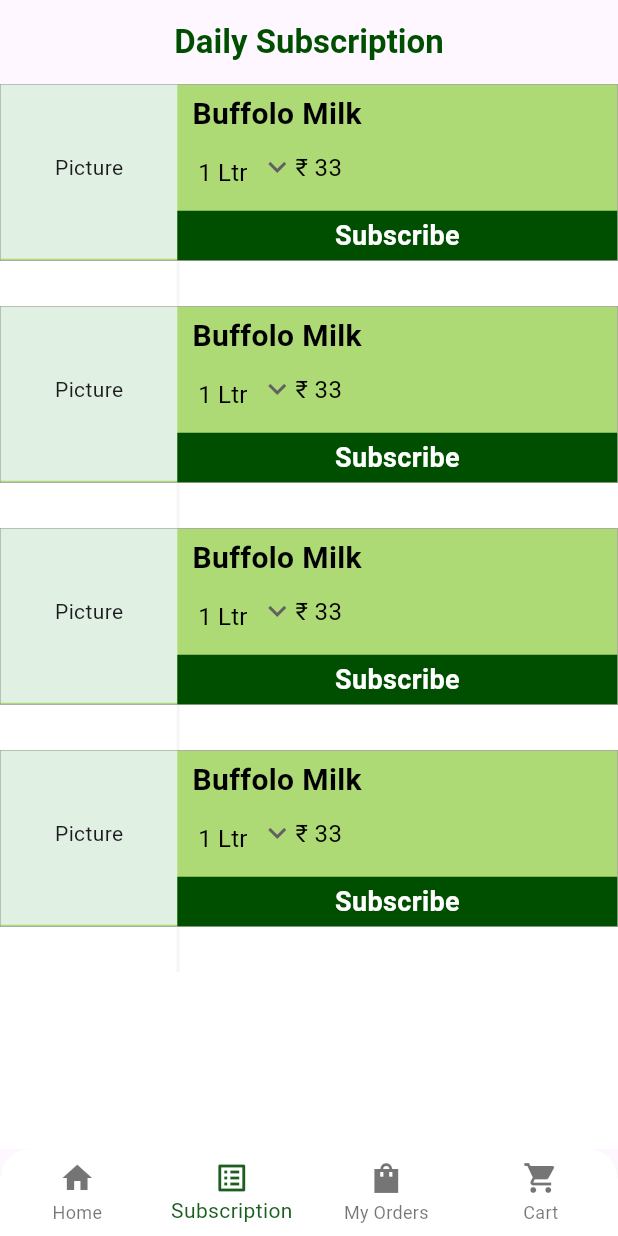
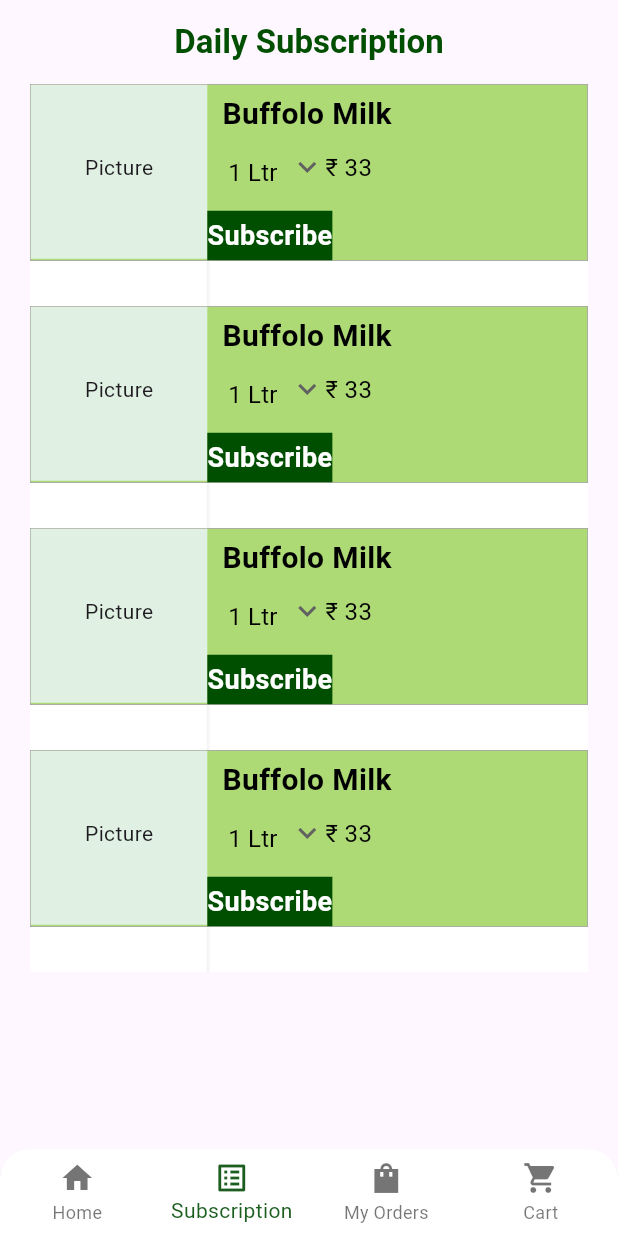
Before and after one commit to NigilDharsan/VilFresh, a Flutter app: the Bottom_Navigation_Bar screen opened directly, item 2 of the bottom bar chosen, on a phone screen of 412 x 824 dp. Run offline on Flutter 3.47's test engine with Material 3 defaults, Android fonts, the phone set to English and light mode, and no system bars; our stand-ins replace carousel_slider, dio, flutter_dash, flutter_easyloading, flutter_riverpod, flutter_secure_storage and 9 more; accounts and stored records are empty; network calls fail; Roboto replaces fonts that are missing (Montserrat); project files that could hold a hidden picture were left out.

Commit message:
Committing the code of subscription

```diff
--- a/lib/Common_Widgets/Bottom_Navigation_Bar.dart
+++ b/lib/Common_Widgets/Bottom_Navigation_Bar.dart
@@ -1,6 +1,5 @@
 import 'package:flutter/material.dart';
 import 'package:vilfresh/Home%20Screen/Daily_Subscription_Screen.dart';
-import 'package:vilfresh/Home%20Screen/Daily_Subscription_Screen3.dart';
 import 'package:vilfresh/Src/Checkout_Ui/Checkout_Screen.dart';
 import 'package:vilfresh/Src/Home_DashBoard_Ui/Home_DashBoard_Screen.dart';
 import 'package:vilfresh/Src/My_Order_Ui/My_Order_Screen.dart';
@@ -16,7 +15,7 @@ class Bottom_Navigation_Bar extends StatefulWidget {
 class _Bottom_Navigation_BarState extends State<Bottom_Navigation_Bar> {
   final pages = [
     Home_Screen(),
-    Subscription_Details_Screen2(),
+    Daily_Subscription_Screen2(),
     My_Order_Screen(isMore: false,),
     CheckOut_Screen(),
   ];
--- a/lib/Home Screen/Daily_Subscription_Screen.dart
+++ b/lib/Home Screen/Daily_Subscription_Screen.dart
@@ -5,16 +5,19 @@ import 'package:vilfresh/utilits/ApiService.dart';
 import 'package:vilfresh/utilits/Common_Colors.dart';
 import 'package:vilfresh/utilits/Text_Style.dart';
 
-class Subscription_Details_Screen2 extends ConsumerStatefulWidget {
-  const Subscription_Details_Screen2({super.key});
+
+
+
+class Daily_Subscription_Screen2 extends ConsumerStatefulWidget {
+  const Daily_Subscription_Screen2({super.key});
 
   @override
-  ConsumerState<Subscription_Details_Screen2> createState() =>
-      _Subscription_Details_Screen2State();
+  ConsumerState<Daily_Subscription_Screen2> createState() =>
+      _Daily_Subscription_ScreenState();
 }
 
-class _Subscription_Details_Screen2State
-    extends ConsumerState<Subscription_Details_Screen2> {
+class _Daily_Subscription_ScreenState
+    extends ConsumerState<Daily_Subscription_Screen2> {
   String? LtrValue = "1 Ltr";
   List<String> LtrOption = [
     "1 Ltr",
@@ -22,27 +25,36 @@ class _Subscription_Details_Screen2State
     // "3 Ltr",
     // "4 Ltr",
     // "5 Ltr",
-  ];
-  Map<String, int> selectedQuantities = {};
-  String? CategoriesId;
+  ]; // Initial weights for each item
+
+
+
   @override
   Widget build(BuildContext context) {
-    //final subscriptiondetails = ref.watch(CategoriesProvider('1'));
-    //final subscriptionQntyData = ref.watch(SubscriptionQntyProvider(CategoriesId ?? "1"));
+    final _categoriesData = ref.watch(CategoriesProvider("1"));
+
     return Scaffold(
-        backgroundColor: Colors.white,
       appBar: AppBar(
         automaticallyImplyLeading: false,
         // leading: Icon(Icons.arrow_back_ios_new_outlined,color: Colors.green.shade900,),
-          title: Center(
-            child: Text(
+        title: Text(
           "Daily Subscription",
           style: TextStyle(
               fontWeight: FontWeight.w700, fontSize: 22, color: green2),
         ),
+        centerTitle: true,
+      ),
+      body: SingleChildScrollView(
+        child: Padding(
+            padding: const EdgeInsets.only(left: 20, right: 20),
+            child:  SubscriptionList(),
             ),
       ),
-        body: ListView.builder(
+    );
+  }
+
+  Widget SubscriptionList(){
+    return  ListView.builder(
         shrinkWrap: true,
         scrollDirection: Axis.vertical,
         physics: const NeverScrollableScrollPhysics(),
@@ -58,6 +70,7 @@ class _Subscription_Details_Screen2State
                 decoration: BoxDecoration(
                     color: green3,
                     border: Border.all(width: 0.5, color: Colors.grey)),
+                child: Expanded(
                   child: Row(
                     mainAxisAlignment: MainAxisAlignment.start,
                     crossAxisAlignment: CrossAxisAlignment.start,
@@ -73,8 +86,7 @@ class _Subscription_Details_Screen2State
                           child: Center(child: Text('Picture')),
                         ),
                       ),
-                        Expanded(
-                          child: Column(
+                      Column(
                         mainAxisAlignment: MainAxisAlignment.start,
                         crossAxisAlignment: CrossAxisAlignment.start,
                         children: [
@@ -89,7 +101,6 @@ class _Subscription_Details_Screen2State
                           Padding(
                             padding: const EdgeInsets.only(
                                 left: 10, bottom: 8),
-                                child: Expanded(
                             child: Row(
                               mainAxisAlignment:
                               MainAxisAlignment.start,
@@ -147,7 +158,6 @@ class _Subscription_Details_Screen2State
                               ],
                             ),
                           ),
-                              ),
                           InkWell(
                             onTap: () {
                               Navigator.push(
@@ -170,9 +180,9 @@ class _Subscription_Details_Screen2State
                             ),
                           ),
                         ],
-                          ),
                       )
                     ],
+                  ),
                 ),
               ),
               //isLastItem ? Container() :
@@ -194,6 +204,6 @@ class _Subscription_Details_Screen2State
               ),
             ],
           );
-            }));
+        });
   }
 }
```
Also changed, not shown: lib/Src/Login_Ui/Login_Screen.dart (+57 -22 lines). Lines whose indentation alone changed are shown as unchanged.
